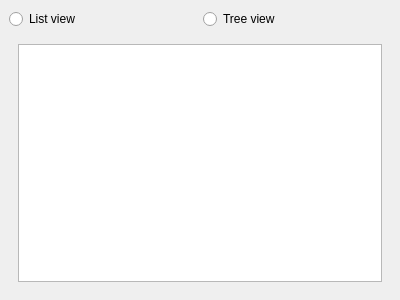
feelx88/git-qui, file src/components/repositoryfiles/repositoryfiles.ui: the form before one commit.
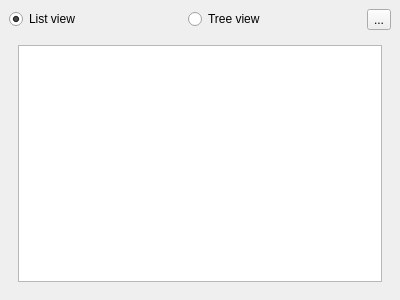
The form after the commit. The open tabs and pages were chosen to show the change.

Commit message: Added pimpl for ui classes.

```diff
--- a/src/components/repositoryfiles/repositoryfiles.ui
+++ b/src/components/repositoryfiles/repositoryfiles.ui
@@ -25,6 +25,9 @@
         <property name="text">
          <string>List view</string>
         </property>
+        <property name="checked">
+         <bool>true</bool>
+        </property>
        </widget>
       </item>
       <item>
@@ -34,6 +37,13 @@
         </property>
        </widget>
       </item>
+      <item>
+       <widget class="QToolButton" name="toolButton">
+        <property name="text">
+         <string>...</string>
+        </property>
+       </widget>
+      </item>
      </layout>
     </item>
     <item>
```
Left out of the diff: 4 changed lines with no effect on the pictures. The commit also changes 4 other files.
